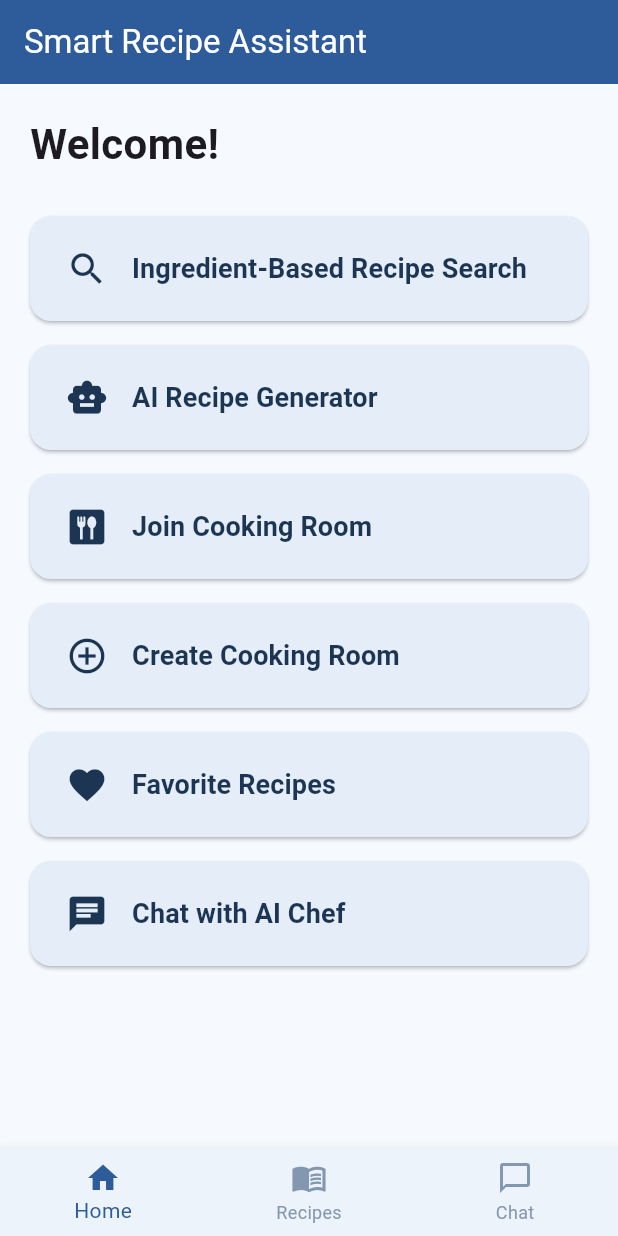
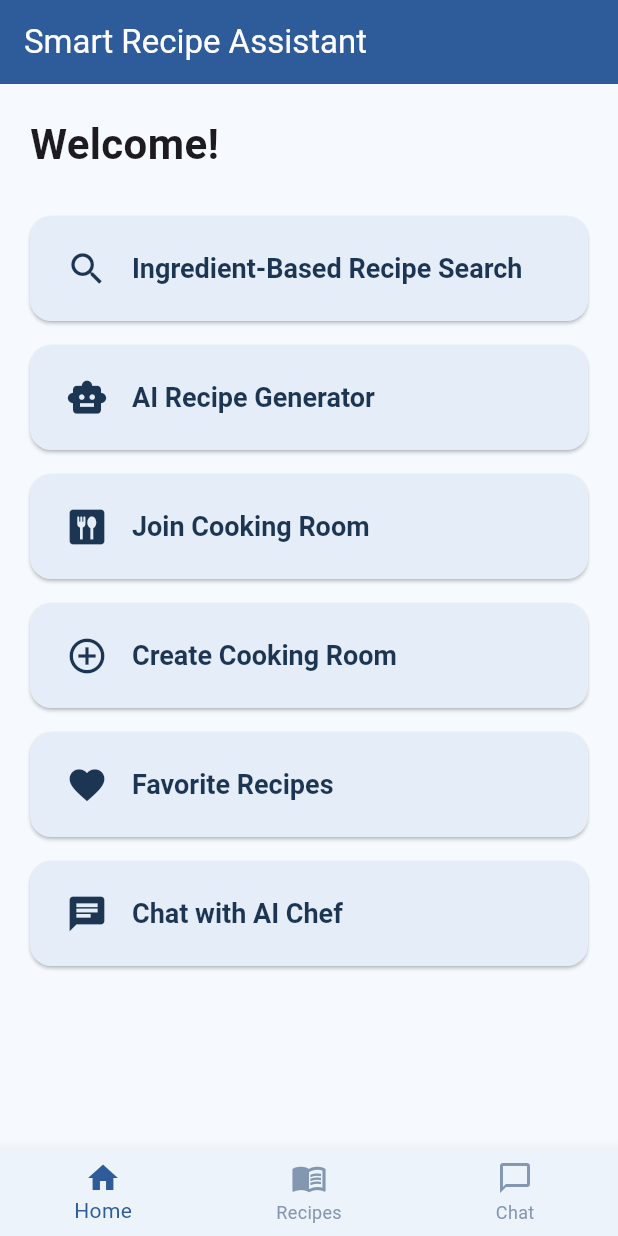
Before and after one commit to natalialukacova/Dishly, a Flutter app: the screen it shows after launch, on a phone screen of 412 x 824 dp. Run offline on Flutter 3.47's test engine with Material 3 defaults, Android fonts, the light colour scheme and no system bars; our stand-ins replace cached_network_image; Roboto replaces fonts that are missing (Sans).

Commit message:
Recipe search functional, add theme and widgets

```diff
--- a/mobile/lib/core/theme.dart
+++ b/mobile/lib/core/theme.dart
@@ -0,0 +1,5 @@
+import 'dart:ui';
+
+final primaryColor = Color(0xFF2E5C9A);
+final scaffoldBackgroundColor = Color(0xFFF6FAFF);
+final fontFamily = 'Sans';
--- a/mobile/lib/main.dart
+++ b/mobile/lib/main.dart
@@ -1,6 +1,23 @@
 import 'package:flutter/material.dart';
+import 'core/theme.dart';
 import 'screens/home_screen.dart';
 
 void main() {
   runApp(SmartRecipeAssistantApp());
 }
+
+class SmartRecipeAssistantApp extends StatelessWidget {
+  @override
+  Widget build(BuildContext context) {
+    return MaterialApp(
+      title: 'DISHLY',
+      theme: ThemeData(
+        scaffoldBackgroundColor: scaffoldBackgroundColor,
+        primaryColor: primaryColor,
+        fontFamily: fontFamily,
+        useMaterial3: true,
+      ),
+      home: HomeScreen(),
+    );
+  }
+}
--- a/mobile/lib/models/recipe.dart
+++ b/mobile/lib/models/recipe.dart
@@ -1,19 +1,25 @@
 class Recipe {
-  final int id;
+  final String id;
   final String title;
+  final List<String> ingredients;
+  final String instructions;
   final String image;
 
   Recipe({
     required this.id,
     required this.title,
+    required this.ingredients,
+    required this.instructions,
     required this.image,
   });
 
   factory Recipe.fromJson(Map<String, dynamic> json) {
     return Recipe(
-      id: json['id'],
-      title: json['title'],
-      image: json['image'],
+      id: json['id']?.toString() ?? '',
+      title: json['title'] ?? 'Untitled',
+      ingredients: List<String>.from(json['ingredients'] ?? []),
+      instructions: json['instructions'] ?? 'No instructions available.',
+      image: json['image'] ?? 'https://via.placeholder.com/150',
     );
   }
 }
--- a/mobile/lib/screens/home_screen.dart
+++ b/mobile/lib/screens/home_screen.dart
@@ -1,42 +1,53 @@
 import 'package:flutter/material.dart';
-import 'recipe_search_screen.dart';
-
-void main() {
-  runApp(SmartRecipeAssistantApp());
-}
-
-class SmartRecipeAssistantApp extends StatelessWidget {
-  @override
-  Widget build(BuildContext context) {
-    return MaterialApp(
-      title: 'Smart Recipe Assistant',
-      theme: ThemeData(
-        scaffoldBackgroundColor: Color(0xFFF6FAFF),
-        primaryColor: Color(0xFF2E5C9A),
-        fontFamily: 'Sans',
-        useMaterial3: true,
-      ),
-      home: HomeScreen(),
-    );
-  }
-}
+import '../../../widgets/home_button.dart';
+import '../../../core/theme.dart';
+import './recipe_search_screen.dart';
 
 class HomeScreen extends StatelessWidget {
-  final List<Map<String, dynamic>> buttons = [
-    {'icon': Icons.search, 'label': 'Ingredient-Based Recipe Search'},
-    {'icon': Icons.smart_toy, 'label': 'AI Recipe Generator'},
-    {'icon': Icons.dining, 'label': 'Join Cooking Room'},
-    {'icon': Icons.add_circle_outline, 'label': 'Create Cooking Room'},
-    {'icon': Icons.favorite, 'label': 'Favorite Recipes'},
-    {'icon': Icons.chat, 'label': 'Chat with AI Chef'},
-  ];
+  const HomeScreen({super.key});
 
   @override
   Widget build(BuildContext context) {
+    final List<Map<String, dynamic>> buttons = [
+      {
+        'icon': Icons.search,
+        'label': 'Ingredient-Based Recipe Search',
+        'onTap': () => Navigator.push(
+          context,
+          MaterialPageRoute(builder: (_) => RecipeSearchScreen()),
+        ),
+      },
+      {
+        'icon': Icons.smart_toy,
+        'label': 'AI Recipe Generator',
+        'onTap': () {}, // TODO
+      },
+      {
+        'icon': Icons.dining,
+        'label': 'Join Cooking Room',
+        'onTap': () {}, // TODO
+      },
+      {
+        'icon': Icons.add_circle_outline,
+        'label': 'Create Cooking Room',
+        'onTap': () {}, // TODO
+      },
+      {
+        'icon': Icons.favorite,
+        'label': 'Favorite Recipes',
+        'onTap': () {}, // TODO
+      },
+      {
+        'icon': Icons.chat,
+        'label': 'Chat with AI Chef',
+        'onTap': () {}, // TODO
+      },
+    ];
+
     return Scaffold(
       appBar: AppBar(
-        title: Text("Smart Recipe Assistant"),
-        backgroundColor: Color(0xFF2E5C9A),
+        title: const Text("Smart Recipe Assistant"),
+        backgroundColor: primaryColor,
         foregroundColor: Colors.white,
       ),
       body: Padding(
@@ -46,57 +57,26 @@ class HomeScreen extends StatelessWidget {
           children: [
             Text(
               "Welcome!",
-              style: TextStyle(fontSize: 28, fontWeight: FontWeight.bold),
+              style: TextStyle(
+                fontSize: 28,
+                fontWeight: FontWeight.bold,
+                fontFamily: fontFamily,
+              ),
             ),
-            SizedBox(height: 20),
-            ...buttons.map((btn) => Padding(
-              padding: const EdgeInsets.symmetric(vertical: 8),
-              child: ElevatedButton(
-                style: ElevatedButton.styleFrom(
-                  backgroundColor: Color(0xFFE5EEF8),
-                  foregroundColor: Color(0xFF1C3552),
-                  padding: EdgeInsets.symmetric(vertical: 20, horizontal: 24),
-                  minimumSize: Size(double.infinity, 70),
-                  shape: RoundedRectangleBorder(
-                    borderRadius: BorderRadius.circular(14),
-                  ),
-                  elevation: 1,
-                  alignment: Alignment.centerLeft,
-                ),
-                onPressed: () {
-                  switch (btn['label']) {
-                    case 'Ingredient-Based Recipe Search':
-                      Navigator.push(context, MaterialPageRoute(builder: (_) => RecipeSearchScreen()));
-                      break;
-                  }
-                },
-                child: Row(
-                  mainAxisSize: MainAxisSize.max,
-                  children: [
-                    Icon(btn['icon'], size: 28, color: Color(0xFF1C3552)),
-                    SizedBox(width: 16),
-                    Expanded(
-                      child: Text(
-                        btn['label'],
-                        style: TextStyle(
-                          fontSize: 18,
-                          color: Color(0xFF1C3552),
-                          fontWeight: FontWeight.w600,
-                        ),
-                      ),
-                    ),
-                  ],
-                ),
-              ),
-            ))
+            const SizedBox(height: 20),
+            ...buttons.map((btn) => HomeButton(
+              label: btn['label'],
+              icon: btn['icon'],
+              onPressed: btn['onTap'],
+            )),
           ],
         ),
       ),
       bottomNavigationBar: BottomNavigationBar(
-        backgroundColor: Color(0xFFEDF3FA),
-        selectedItemColor: Color(0xFF2E5C9A),
-        unselectedItemColor: Color(0xFF8497B0),
-        items: [
+        backgroundColor: const Color(0xFFEDF3FA),
+        selectedItemColor: primaryColor,
+        unselectedItemColor: const Color(0xFF8497B0),
+        items: const [
           BottomNavigationBarItem(icon: Icon(Icons.home), label: "Home"),
           BottomNavigationBarItem(icon: Icon(Icons.menu_book), label: "Recipes"),
           BottomNavigationBarItem(icon: Icon(Icons.chat_bubble_outline), label: "Chat"),
--- /dev/null
+++ b/mobile/lib/widgets/home_button.dart
@@ -0,0 +1,55 @@
+import 'package:flutter/material.dart';
+import '../core/theme.dart';
+
+class HomeButton extends StatelessWidget {
+  final String label;
+  final IconData icon;
+  final VoidCallback onPressed;
+
+  const HomeButton({
+    super.key,
+    required this.label,
+    required this.icon,
+    required this.onPressed,
+  });
+
+  @override
+  Widget build(BuildContext context) {
+    return Padding(
+      padding: const EdgeInsets.symmetric(vertical: 8),
+      child: ElevatedButton(
+        style: ElevatedButton.styleFrom(
+          backgroundColor: const Color(0xFFE5EEF8),
+          foregroundColor: const Color(0xFF1C3552),
+          padding: const EdgeInsets.symmetric(vertical: 20, horizontal: 24),
+          minimumSize: const Size(double.infinity, 70),
+          shape: RoundedRectangleBorder(
+            borderRadius: BorderRadius.circular(14),
+          ),
+          elevation: 1,
+          alignment: Alignment.centerLeft,
+          textStyle: TextStyle(
+            fontFamily: fontFamily,
+          ),
+        ),
+        onPressed: onPressed,
+        child: Row(
+          children: [
+            Icon(icon, size: 28, color: const Color(0xFF1C3552)),
+            const SizedBox(width: 16),
+            Expanded(
+              child: Text(
+                label,
+                style: const TextStyle(
+                  fontSize: 18,
+                  color: Color(0xFF1C3552),
+                  fontWeight: FontWeight.w600,
+                ),
+              ),
+            ),
+          ],
+        ),
+      ),
+    );
+  }
+}
--- a/mobile/pubspec.yaml
+++ b/mobile/pubspec.yaml
@@ -32,6 +32,8 @@ dependencies:
     sdk: flutter
 
   http: ^0.13.6
+
+  cached_network_image: ^3.3.1
 
   # The following adds the Cupertino Icons font to your application.
   # Use with the CupertinoIcons class for iOS style icons.
```
Also changed, not shown: mobile/lib/screens/recipe_detail_screen.dart (added, +42 -0 lines), mobile/lib/screens/recipe_search_screen.dart (+39 -72 lines), mobile/lib/services/recipe_service.dart (+22 -7 lines), mobile/lib/widgets/dietary_filter_chip.dart (added, +32 -0 lines), mobile/lib/widgets/ingredient_input.dart (added, +27 -0 lines), mobile/lib/widgets/recipe_card.dart (+57 -0 lines), mobile/lib/widgets/filter_chips.dart (deleted), mobile/pubspec.lock, 6 other files.
